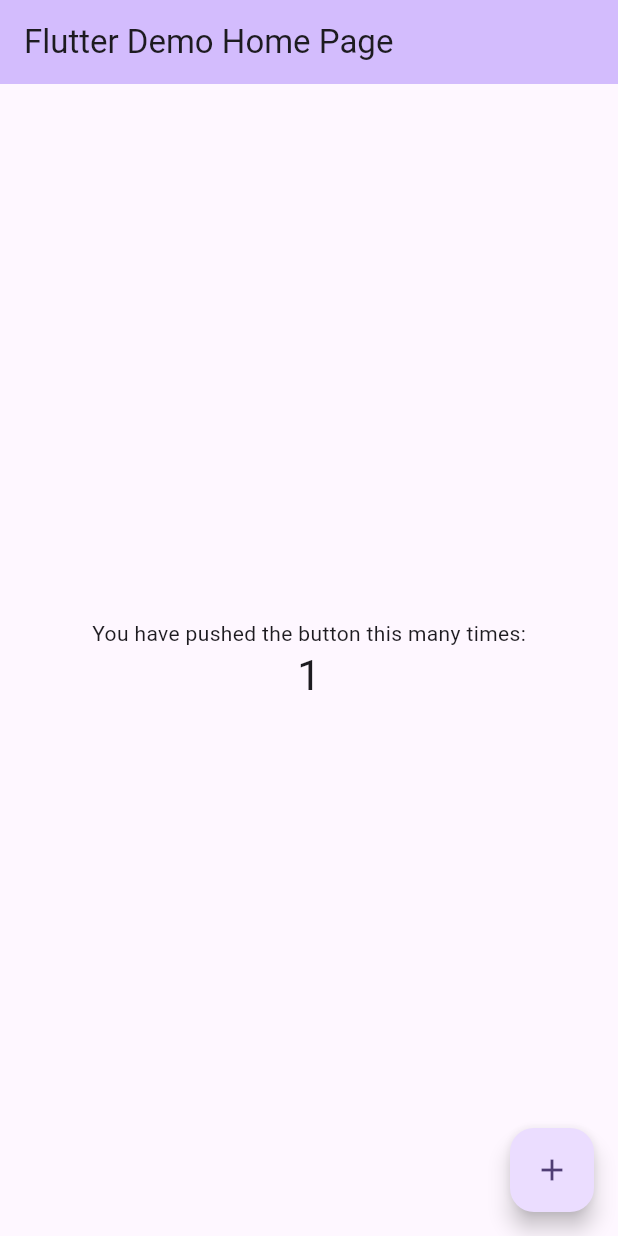
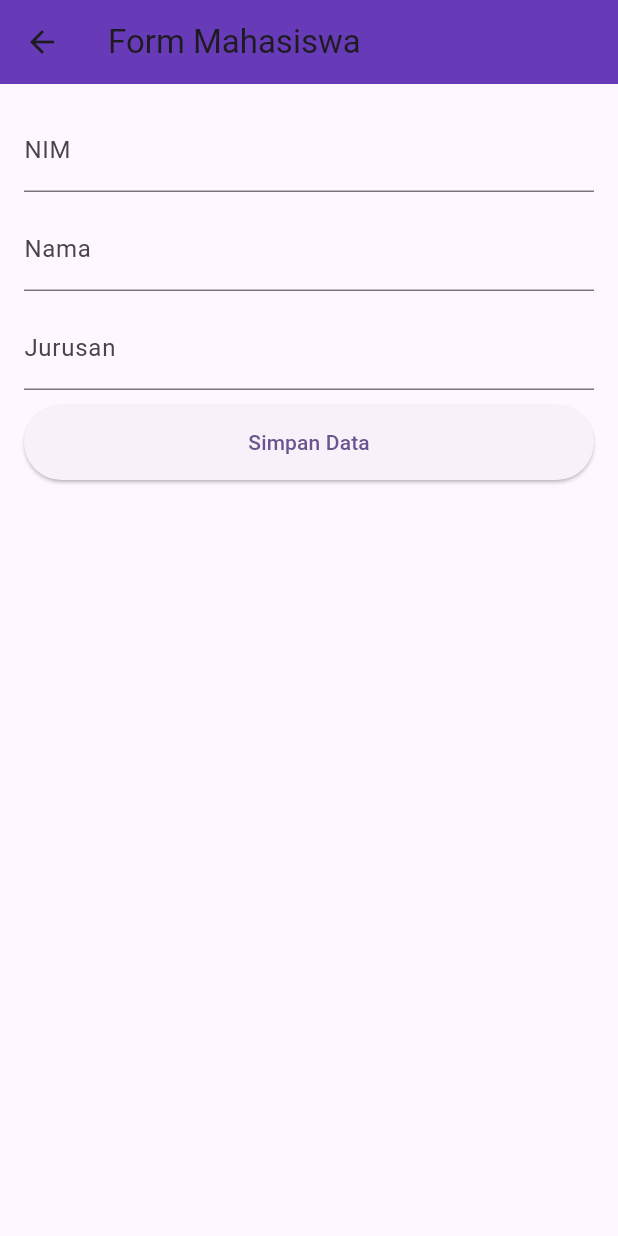
Before and after one commit to rizkipm/client_server_app, a Flutter app: the screen it shows after launch, after a tap on the "add" icon, on a phone screen of 412 x 824 dp. Run offline on Flutter 3.47's test engine with Material 3 defaults, Android fonts, the phone set to English and light mode, and no system bars; network calls fail.

Commit message:
project crud

```diff
--- a/lib/main.dart
+++ b/lib/main.dart
@@ -1,122 +1,28 @@
+import 'package:client_server_app/providers/mahasiswa_provider.dart';
+import 'package:client_server_app/views/page_mahasiswa.dart';
 import 'package:flutter/material.dart';
+import 'package:provider/provider.dart';
 
 void main() {
   runApp(const MyApp());
 }
-
 class MyApp extends StatelessWidget {
   const MyApp({super.key});
 
   // This widget is the root of your application.
   @override
   Widget build(BuildContext context) {
-    return MaterialApp(
-      title: 'Flutter Demo',
+    return ChangeNotifierProvider(
+      create: (_) => MahasiswaProvider(),
+      child: MaterialApp(
+        title: 'Flutter Demo',
       theme: ThemeData(
-        // This is the theme of your application.
-        //
-        // TRY THIS: Try running your application with "flutter run". You'll see
-        // the application has a purple toolbar. Then, without quitting the app,
-        // try changing the seedColor in the colorScheme below to Colors.green
-        // and then invoke "hot reload" (save your changes or press the "hot
-        // reload" button in a Flutter-supported IDE, or press "r" if you used
-        // the command line to start the app).
-        //
-        // Notice that the counter didn't reset back to zero; the application
-        // state is not lost during the reload. To reset the state, use hot
-        // restart instead.
-        //
-        // This works for code too, not just values: Most code changes can be
-        // tested with just a hot reload.
         colorScheme: .fromSeed(seedColor: Colors.deepPurple),
       ),
-      home: const MyHomePage(title: 'Flutter Demo Home Page'),
+      home: const PageMahasiswa(),
+      debugShowCheckedModeBanner: false,
+    ),
+
     );
   }
 }
-
-class MyHomePage extends StatefulWidget {
-  const MyHomePage({super.key, required this.title});
-
-  // This widget is the home page of your application. It is stateful, meaning
-  // that it has a State object (defined below) that contains fields that affect
-  // how it looks.
-
-  // This class is the configuration for the state. It holds the values (in this
-  // case the title) provided by the parent (in this case the App widget) and
-  // used by the build method of the State. Fields in a Widget subclass are
-  // always marked "final".
-
-  final String title;
-
-  @override
-  State<MyHomePage> createState() => _MyHomePageState();
-}
-
-class _MyHomePageState extends State<MyHomePage> {
-  int _counter = 0;
-
-  void _incrementCounter() {
-    setState(() {
-      // This call to setState tells the Flutter framework that something has
-      // changed in this State, which causes it to rerun the build method below
-      // so that the display can reflect the updated values. If we changed
-      // _counter without calling setState(), then the build method would not be
-      // called again, and so nothing would appear to happen.
-      _counter++;
-    });
-  }
-
-  @override
-  Widget build(BuildContext context) {
-    // This method is rerun every time setState is called, for instance as done
-    // by the _incrementCounter method above.
-    //
-    // The Flutter framework has been optimized to make rerunning build methods
-    // fast, so that you can just rebuild anything that needs updating rather
-    // than having to individually change instances of widgets.
-    return Scaffold(
-      appBar: AppBar(
-        // TRY THIS: Try changing the color here to a specific color (to
-        // Colors.amber, perhaps?) and trigger a hot reload to see the AppBar
-        // change color while the other colors stay the same.
-        backgroundColor: Theme.of(context).colorScheme.inversePrimary,
-        // Here we take the value from the MyHomePage object that was created by
-        // the App.build method, and use it to set our appbar title.
-        title: Text(widget.title),
-      ),
-      body: Center(
-        // Center is a layout widget. It takes a single child and positions it
-        // in the middle of the parent.
-        child: Column(
-          // Column is also a layout widget. It takes a list of children and
-          // arranges them vertically. By default, it sizes itself to fit its
-          // children horizontally, and tries to be as tall as its parent.
-          //
-          // Column has various properties to control how it sizes itself and
-          // how it positions its children. Here we use mainAxisAlignment to
-          // center the children vertically; the main axis here is the vertical
-          // axis because Columns are vertical (the cross axis would be
-          // horizontal).
-          //
-          // TRY THIS: Invoke "debug painting" (choose the "Toggle Debug Paint"
-          // action in the IDE, or press "p" in the console), to see the
-          // wireframe for each widget.
-          mainAxisAlignment: .center,
-          children: [
-            const Text('You have pushed the button this many times:'),
-            Text(
-              '$_counter',
-              style: Theme.of(context).textTheme.headlineMedium,
-            ),
-          ],
-        ),
-      ),
-      floatingActionButton: FloatingActionButton(
-        onPressed: _incrementCounter,
-        tooltip: 'Increment',
-        child: const Icon(Icons.add),
-      ),
-    );
-  }
-}
--- /dev/null
+++ b/lib/models/model_get_mahasiswa.dart
@@ -0,0 +1,34 @@
+
+import 'dart:convert';
+
+List<ModelGetMahasiswa> modelGetMahasiswaFromJson(String str) => List<ModelGetMahasiswa>.from(json.decode(str).map((x) => ModelGetMahasiswa.fromJson(x)));
+
+String modelGetMahasiswaToJson(List<ModelGetMahasiswa> data) => json.encode(List<dynamic>.from(data.map((x) => x.toJson())));
+
+class ModelGetMahasiswa {
+  String id;
+  String nim;
+  String nama;
+  String jurusan;
+
+  ModelGetMahasiswa({
+    required this.id,
+    required this.nim,
+    required this.nama,
+    required this.jurusan,
+  });
+
+  factory ModelGetMahasiswa.fromJson(Map<String, dynamic> json) => ModelGetMahasiswa(
+    id: json["id"],
+    nim: json["nim"],
+    nama: json["nama"],
+    jurusan: json["jurusan"],
+  );
+
+  Map<String, dynamic> toJson() => {
+    "id": id,
+    "nim": nim,
+    "nama": nama,
+    "jurusan": jurusan,
+  };
+}
--- /dev/null
+++ b/lib/providers/mahasiswa_provider.dart
@@ -0,0 +1,98 @@
+import 'dart:convert';
+import 'package:client_server_app/models/model_get_mahasiswa.dart';
+import 'package:http/http.dart' as http;
+import 'package:flutter/material.dart';
+
+class MahasiswaProvider extends ChangeNotifier {
+  //base url
+  final String _baseUrl = 'http://192.168.1.5/crud_mahasiswa';
+
+  List<ModelGetMahasiswa> _dataMahasiswa = [];
+  bool _isLoading = false;
+
+  List<ModelGetMahasiswa> get daftarMahasiswa => _dataMahasiswa;
+  bool get isLoading => _isLoading;
+
+  //READ: mengambil data dari api
+  Future<void> getDataMahasiswa() async {
+    _isLoading = true;
+    notifyListeners();
+
+    try {
+      final response = await http.get(Uri.parse('$_baseUrl/read.php'));
+      if (response.statusCode == 200) {
+        final List datasMahasiswa = json.decode(response.body);
+        _dataMahasiswa = datasMahasiswa
+            .map((e) => ModelGetMahasiswa.fromJson(e))
+            .toList();
+      } else {
+        print('Error: ${response.statusCode}');
+      }
+    } catch (e) {
+      print(e);
+    } finally {
+      _isLoading = false;
+      notifyListeners();
+    }
+  }
+
+  //CREATE: menambahkan data ke api
+  Future<bool> createMahasiswa(String nim, String nama, String jurusan) async {
+    try {
+      final response = await http.post(
+        Uri.parse('$_baseUrl/create.php'),
+        body: {'nim': nim, 'nama': nama, 'jurusan': jurusan},
+      );
+      if (response.statusCode == 200) {
+        getDataMahasiswa();
+        return true;
+      } else {
+        return false;
+      }
+    } catch (e) {
+      print(e);
+      return false;
+    }
+  }
+
+  Future<bool> ubahDataMahasiswa(
+    String id,
+    String nim,
+    String nama,
+    String jurusan,
+  ) async {
+    try {
+      final response = await http.post(
+        Uri.parse('$_baseUrl/update.php'),
+        body: {'id': id, 'nim': nim, 'nama': nama, 'jurusan': jurusan},
+      );
+      if (response.statusCode == 200) {
+        getDataMahasiswa();
+        return true;
+      } else {
+        return false;
+      }
+    } catch (e) {
+      print(e);
+      return false;
+    }
+  }
+
+  Future<bool> hapusDataMahasiswa(String id) async {
+    try {
+      final response = await http.post(
+        Uri.parse('$_baseUrl/delete.php'),
+        body: {'id': id},
+      );
+      if (response.statusCode == 200) {
+        getDataMahasiswa();
+        return true;
+      } else {
+        return false;
+      }
+    } catch (e) {
+      print(e);
+      return false;
+    }
+  }
+}
--- /dev/null
+++ b/lib/views/form_tambah_data.dart
@@ -0,0 +1,134 @@
+import 'package:client_server_app/models/model_get_mahasiswa.dart';
+import 'package:client_server_app/providers/mahasiswa_provider.dart';
+import 'package:flutter/material.dart';
+import 'package:provider/provider.dart';
+
+class FormTambahData extends StatefulWidget {
+
+  final ModelGetMahasiswa? mahasiswa; // Tambahkan parameter mahasiswa untuk mengubah data
+  const FormTambahData({super.key, required this.mahasiswa});
+
+  @override
+  State<FormTambahData> createState() => _FormTambahDataState();
+}
+
+class _FormTambahDataState extends State<FormTambahData> {
+
+  final _formKey = GlobalKey<FormState>();
+  final _nimController = TextEditingController();
+  final _namaController = TextEditingController();
+  final _jurusanController = TextEditingController();
+
+  @override
+  void initState() {
+    // TODO: implement initState
+    super.initState();
+    //jika mode edit, isi textfield dengan data yang mau di ubah
+    if (widget.mahasiswa != null) {
+      _nimController.text = widget.mahasiswa!.nim;
+      _namaController.text = widget.mahasiswa!.nama;
+      _jurusanController.text = widget.mahasiswa!.jurusan;
+    }
+  }
+
+  @override
+  void dispose() {
+    // TODO: implement dispose
+    super.dispose();
+    _nimController.dispose();
+    _namaController.dispose();
+    _jurusanController.dispose();
+  }
+
+  void _simpanData() async{
+    if(_formKey.currentState!.validate()){
+      final provider = context.read<MahasiswaProvider>();
+      bool berhasil = false;
+
+      if(widget.mahasiswa == null){
+        //jalankan aksi tambah data
+        berhasil = await provider.createMahasiswa(
+          _nimController.text,
+          _namaController.text,
+          _jurusanController.text,
+        );
+      }else{
+        //jalankan aksi ubah data
+        berhasil = await provider.ubahDataMahasiswa(
+          widget.mahasiswa!.id,
+          _nimController.text,
+          _namaController.text,
+          _jurusanController.text,
+        );
+      }
+
+      if(berhasil && mounted){
+        Navigator.pop(context);//kembali ke halama utama jika berhasil
+      }
+    }
+  }
+  @override
+  Widget build(BuildContext context) {
+    return Scaffold(
+      appBar: AppBar(
+        backgroundColor: Colors.deepPurple,
+        title: Text('Form Mahasiswa'),
+      ),
+
+      body: Padding(
+        padding: const EdgeInsets.all(16.0),
+        child: Form(
+          key: _formKey,
+          child: Column(
+            children: [
+              TextFormField(
+                controller: _nimController,
+                decoration: const InputDecoration(
+                  labelText: 'NIM',
+                ),
+                validator: (value) {
+                  if (value == null || value.isEmpty) {
+                    return 'NIM tidak boleh kosong';
+                    }
+                  return null;
+                },
+              ),
+              SizedBox(height: 10,),
+              TextFormField(
+                controller: _namaController,
+                decoration: const InputDecoration(
+                  labelText: 'Nama',
+                ),
+                validator: (value) {
+                  if (value == null || value.isEmpty) {
+                    return 'Nama tidak boleh kosong';
+                  }
+                  return null;
+                },
+              ),
+              SizedBox(height: 10,),
+              TextFormField(
+                controller: _jurusanController,
+                decoration: const InputDecoration(
+                  labelText: 'Jurusan',
+                ),
+                validator: (value) {
+                  if (value == null || value.isEmpty) {
+                    return 'Jurusan tidak boleh kosong';
+                  }
+                  return null;
+                },
+              ),
+
+              SizedBox(height: 10,),
+              ElevatedButton(onPressed: _simpanData, child: Text('Simpan Data'),
+                style: ElevatedButton.styleFrom(minimumSize: Size.fromHeight(50)),
+
+              )
+            ]
+        ),
+      )
+
+    ));
+  }
+}
--- /dev/null
+++ b/lib/views/page_mahasiswa.dart
@@ -0,0 +1,82 @@
+import 'package:client_server_app/providers/mahasiswa_provider.dart';
+import 'package:flutter/material.dart';
+import 'package:provider/provider.dart';
+
+import 'form_tambah_data.dart';
+
+class PageMahasiswa extends StatefulWidget {
+  const PageMahasiswa({super.key});
+
+  @override
+  State<PageMahasiswa> createState() => _PageMahasiswaState();
+}
+
+class _PageMahasiswaState extends State<PageMahasiswa> {
+
+  //ambil data dari dataabase saat halaman pertama kali dibuka
+  @override
+  void initState() {
+    // TODO: implement initState
+    super.initState();
+    Future.microtask(()=> context.read<MahasiswaProvider>().getDataMahasiswa());
+  }
+  @override
+  Widget build(BuildContext context) {
+    return Scaffold(
+      appBar: AppBar(
+        backgroundColor: Colors.deepPurple,
+        title: Text('Data Mahasiswa'),
+      ),
+
+      body: Consumer<MahasiswaProvider>(
+        builder: (context, provider, child){
+          if(provider.isLoading){
+            return const Center(
+              child: CircularProgressIndicator(),
+            );
+          }
+
+          if(provider.daftarMahasiswa.isEmpty){
+            return const Center(
+              child: Text('Tidak ada data mahasiswa'),
+            );
+          }
+          return ListView.builder(
+            itemCount: provider.daftarMahasiswa.length,
+            padding: EdgeInsets.all(10),
+            itemBuilder: (context, index){
+              final mahasiswa = provider.daftarMahasiswa[index];
+              return Card(
+                child: ListTile(
+                  title: Text(mahasiswa.nama),
+                  subtitle: Text(mahasiswa.nim),
+                  trailing: Row(
+                    mainAxisSize: MainAxisSize.min,
+                    children: [
+                      //tombol edit
+                      IconButton(
+                        onPressed: (){
+                          Navigator.push(context, MaterialPageRoute(builder: (context)=> FormTambahData(mahasiswa: mahasiswa,)));
+                        },
+                        icon: Icon(Icons.edit),
+
+                      ),
+                      //tombol hapus
+                      IconButton(onPressed: (){
+                        provider.hapusDataMahasiswa(mahasiswa.id);
+                      }, icon: Icon(Icons.delete), color: Colors.red,)
+                    ],
+                  ),
+                ),
+              );
+
+            });
+        },
+      ),
+
+      floatingActionButton: FloatingActionButton(onPressed: (){
+        Navigator.push(context, MaterialPageRoute(builder: (context)=> FormTambahData(mahasiswa: null,)));
+      }, child: Icon(Icons.add, color: Colors.deepPurple,),),
+    );
+  }
+}
--- a/pubspec.yaml
+++ b/pubspec.yaml
@@ -34,6 +34,8 @@ dependencies:
   # The following adds the Cupertino Icons font to your application.
   # Use with the CupertinoIcons class for iOS style icons.
   cupertino_icons: ^1.0.8
+  http: ^1.6.0
+  provider: ^6.1.5
 
 dev_dependencies:
   flutter_test:
```
Also changed, not shown: lib/models/model_create_mahasiswa.dart (added, +26 -0 lines), pubspec.lock.
